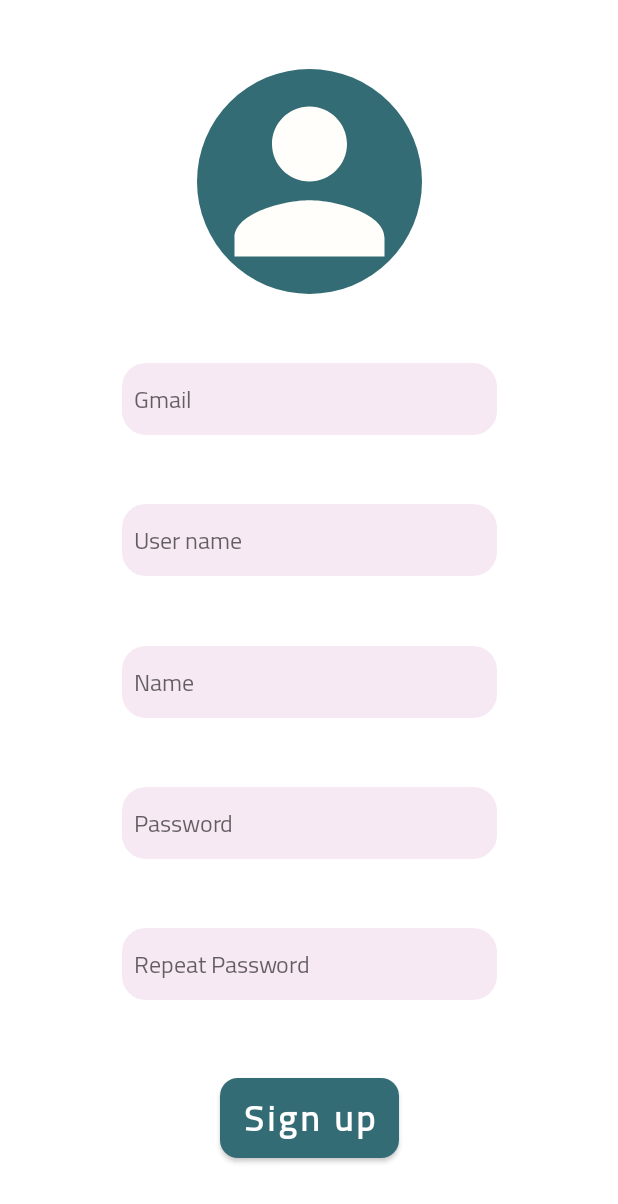
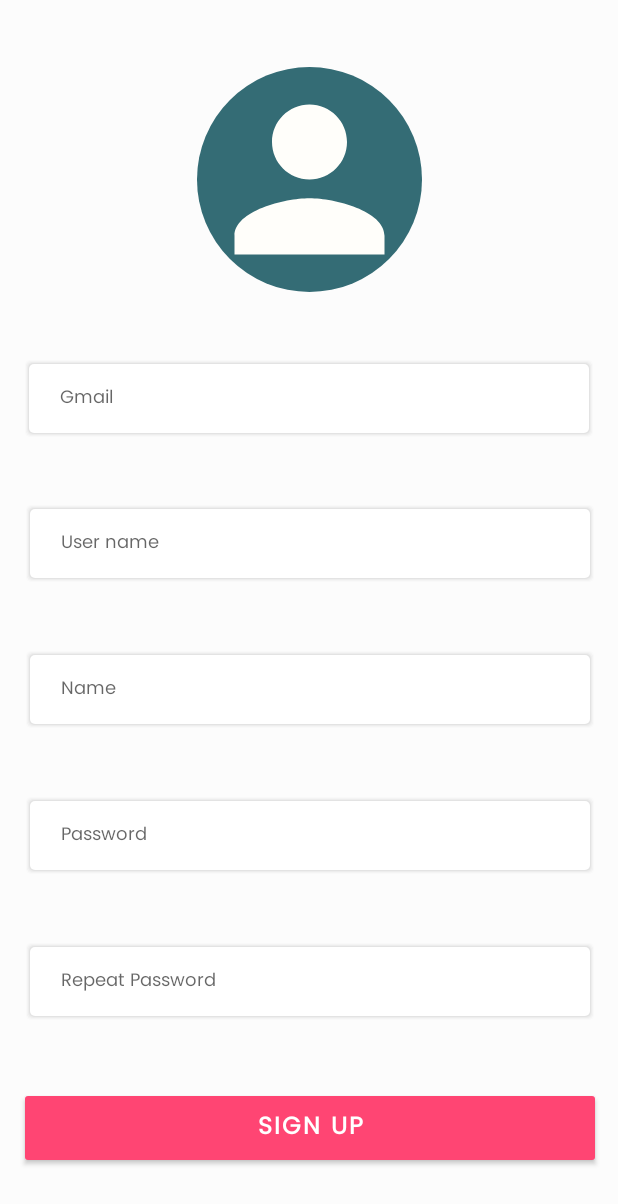
Before and after one commit to GSG-Training/BirdBreeder, an Android app: the screen it shows after launch (SignUpActivity), after a tap on "Sign up", on a phone screen of 412 x 824 dp. Shown: the top 1204 px of the screen. Run offline under Robolectric (Android 15) with nearby library versions, the phone set to English and light mode, and no system bars.

Commit message:
themes.xml

```diff
--- a/app/src/main/java/com/example/birdBreeder/Model/Constants.java
+++ b/app/src/main/java/com/example/birdBreeder/Model/Constants.java
@@ -22,7 +22,7 @@ public interface Constants {
     int IN_BREEDING = 1;
     //MATING STATUS
     int SEPARATED = -2;
-    //BIRD GENDER
+    //BIRD GENDER in SQLite the boolean replaced by 0 and 1
     boolean MALE = true;
     boolean FEMALE = false;
     //NOTIFICATION STATUS
@@ -55,4 +55,5 @@ public interface Constants {
     int EDIT_EGG = 6;
     int PICK_IMAGE = 410;
     String DATE_PICKER = "datePicker";
+    int PICKER_REQUEST = 0 ;
 }
--- a/app/src/main/java/com/example/birdBreeder/View/Adapters/BirdsAdapter.java
+++ b/app/src/main/java/com/example/birdBreeder/View/Adapters/BirdsAdapter.java
@@ -12,6 +12,7 @@ import android.widget.ToggleButton;
 import androidx.annotation.NonNull;
 import androidx.recyclerview.widget.RecyclerView;
 
+import com.example.birdBreeder.Model.Constants;
 import com.example.birdBreeder.Model.DataBase.Entity.Bird;
 import com.example.birdBreeder.R;
 import com.example.birdBreeder.ViewModel.BirdViewModel;
@@ -33,7 +34,7 @@ public class BirdsAdapter extends RecyclerView.Adapter<RecyclerView.ViewHolder>
     @NonNull
     @Override
     public RecyclerView.ViewHolder onCreateViewHolder(@NonNull ViewGroup parent, int viewType) {
-        if (forSale) {
+        if (forSale == Constants.FOR_SALE) {
             View itemView = LayoutInflater.from(parent.getContext()).inflate(R.layout.sale_bird_item, parent, false);
             return new ForSaleViewHolder(itemView);
         } else {
@@ -45,7 +46,7 @@ public class BirdsAdapter extends RecyclerView.Adapter<RecyclerView.ViewHolder>
     @Override
     public void onBindViewHolder(@NonNull RecyclerView.ViewHolder holder, int position) {
         Bird bird = birdList.get(position);
-        if (forSale) {
+        if (forSale == Constants.FOR_SALE) {
             ForSaleViewHolder viewHolder = (ForSaleViewHolder) holder;
             if (bird.getProfileImage() != null) {
                 //TODO : RESIZE IMAGE TO FIT
--- a/app/src/main/java/com/example/birdBreeder/View/ui/Activites/MainActivity/HomeFragment.java
+++ b/app/src/main/java/com/example/birdBreeder/View/ui/Activites/MainActivity/HomeFragment.java
@@ -41,7 +41,7 @@ public class HomeFragment extends Fragment implements BirdsAdapter.OnBirdClickLi
     public void onCreate(Bundle savedInstanceState) {
         super.onCreate(savedInstanceState);
         dummy();
-        birdsAdapter = new BirdsAdapter(true, getActivity().getApplication());
+        birdsAdapter = new BirdsAdapter(Constants.FOR_SALE, getActivity().getApplication());
         birdsAdapter.setOnBirdClickListener(this);
         breederAdapter = new BreederAdapter();
         breederAdapter.setItems(breeders);
--- a/app/src/main/java/com/example/birdBreeder/View/ui/Activites/MainActivity/ProfileFragment.java
+++ b/app/src/main/java/com/example/birdBreeder/View/ui/Activites/MainActivity/ProfileFragment.java
@@ -51,7 +51,7 @@ public class ProfileFragment extends Fragment implements View.OnClickListener, B
 //         Dummy.addSpecies(getActivity().getApplication());
         birdViewModel = new BirdViewModel(getActivity().getApplication());
         speciesAdapter = new SpeciesAdapter();
-        birdsAdapter = new BirdsAdapter(true, getActivity().getApplication());
+        birdsAdapter = new BirdsAdapter(Constants.FOR_SALE, getActivity().getApplication());
         birdsAdapter.setOnBirdClickListener(this);
         speciesObserver = new Observer<List<Species>>() {
             @Override
--- a/app/src/main/java/com/example/birdBreeder/View/ui/Birds/BirdListFragment.java
+++ b/app/src/main/java/com/example/birdBreeder/View/ui/Birds/BirdListFragment.java
@@ -33,7 +33,7 @@ public class BirdListFragment extends Fragment implements BirdsAdapter.OnBirdCli
         super.onCreate(savedInstanceState);
         viewModel = new BirdViewModel(requireActivity().getApplication());
         observer = birds -> adapter.setItems(birds);
-        adapter = new BirdsAdapter(false, requireActivity().getApplication());
+        adapter = new BirdsAdapter(Constants.FOR_SHOW, requireActivity().getApplication());
         adapter.setOnBirdClickListener(this);
     }
 
--- a/app/src/main/java/com/example/birdBreeder/View/ui/Birds/BirdProfileFragment.java
+++ b/app/src/main/java/com/example/birdBreeder/View/ui/Birds/BirdProfileFragment.java
@@ -2,7 +2,6 @@ package com.example.birdBreeder.View.ui.Birds;
 
 
 import android.app.DatePickerDialog;
-import android.app.Dialog;
 import androidx.fragment.app.DialogFragment;
 import android.content.Intent;
 import android.graphics.Bitmap;
@@ -14,12 +13,10 @@ import android.view.ViewGroup;
 import android.widget.ArrayAdapter;
 import android.widget.DatePicker;
 import android.widget.Toast;
-
 import androidx.annotation.NonNull;
 import androidx.annotation.Nullable;
 import androidx.fragment.app.Fragment;
 import androidx.lifecycle.Observer;
-
 import com.example.birdBreeder.Model.Constants;
 import com.example.birdBreeder.Model.DataBase.Entity.Bird;
 import com.example.birdBreeder.R;
@@ -29,13 +26,10 @@ import com.example.birdBreeder.View.ui.Activites.Helpers.ValuesHelper;
 import com.example.birdBreeder.ViewModel.BirdViewModel;
 import com.example.birdBreeder.ViewModel.SpeciesViewModel;
 import com.example.birdBreeder.databinding.FragmentBirdProfileBinding;
-
 import java.io.IOException;
 import java.util.Calendar;
 import java.util.Date;
 import java.util.List;
-
-
 import static android.app.Activity.RESULT_OK;
 
 public class BirdProfileFragment extends Fragment implements DatePickerDialog.OnDateSetListener {
@@ -321,7 +315,7 @@ public class BirdProfileFragment extends Fragment implements DatePickerDialog.On
      */
     private void showDatePickerDialog(View view) {
         DialogFragment datePickerFragment = new DatePickerFragment();
-        datePickerFragment.setTargetFragment(BirdProfileFragment.this , 0);
+        datePickerFragment.setTargetFragment(BirdProfileFragment.this ,  Constants.PICKER_REQUEST);
         datePickerFragment.show(requireActivity().getSupportFragmentManager(), Constants.DATE_PICKER);
     }
 
--- a/app/src/main/java/com/example/birdBreeder/View/ui/Birds/EggProfileFragment.java
+++ b/app/src/main/java/com/example/birdBreeder/View/ui/Birds/EggProfileFragment.java
@@ -125,7 +125,7 @@ public class EggProfileFragment extends Fragment implements DatePickerDialog.OnD
      */
     private void showDatePickerDialog(View view) {
         DialogFragment datePickerFragment = new DatePickerFragment();
-        datePickerFragment.setTargetFragment(EggProfileFragment.this , 0);
+        datePickerFragment.setTargetFragment(EggProfileFragment.this , Constants.PICKER_REQUEST);
         datePickerFragment.show(requireActivity().getSupportFragmentManager(), Constants.DATE_PICKER);
     }
 
--- a/app/src/main/java/com/example/birdBreeder/View/ui/Birds/MatingProfileFragment.java
+++ b/app/src/main/java/com/example/birdBreeder/View/ui/Birds/MatingProfileFragment.java
@@ -95,7 +95,7 @@ public class MatingProfileFragment extends Fragment implements DatePickerDialog.
      */
     private void showDatePickerDialog(View view) {
         DialogFragment newFragment = new DatePickerFragment();
-        newFragment.setTargetFragment(this, 0);
+        newFragment.setTargetFragment(MatingProfileFragment.this,  Constants.PICKER_REQUEST);
         newFragment.show(requireActivity().getSupportFragmentManager(), Constants.DATE_PICKER);
     }
     //setting the right concept of the layout
@@ -303,4 +303,5 @@ public class MatingProfileFragment extends Fragment implements DatePickerDialog.
 
 
 
+
 }
--- /dev/null
+++ b/app/src/main/res/color/rect_back_color.xml
@@ -0,0 +1,8 @@
+<?xml version="1.0" encoding="utf-8"?>
+<selector  xmlns:android="http://schemas.android.com/apk/res/android">
+    <item android:state_enabled="false"
+          android:color="@color/grey"
+         />
+    <item android:state_enabled="true"
+          android:color="@color/white" />
+</selector>
--- a/app/src/main/res/drawable/rectangle.xml
+++ b/app/src/main/res/drawable/rectangle.xml
@@ -1,10 +1,80 @@
 <?xml version="1.0" encoding="utf-8"?>
-<shape xmlns:android="http://schemas.android.com/apk/res/android"
-    android:shape="rectangle"
-    >
-    <solid android:color="@color/grey_200"/>
-    <size android:height="@dimen/forty_eight"
-        android:width="@dimen/two_hundred_fifty"/>
-    <corners
-        android:radius="@dimen/sixteen"/>
-</shape>
+<layer-list xmlns:android="http://schemas.android.com/apk/res/android" >
+
+    <!-- Drop Shadow Stack -->
+    <item>
+        <shape>
+            <padding
+                android:bottom="1dp"
+                android:left="1dp"
+                android:right="1dp"
+                android:top="1dp" />
+
+            <solid android:color="#00CCCCCC" />
+
+            <corners android:radius="3dp" />
+        </shape>
+    </item>
+    <item>
+        <shape>
+            <padding
+                android:bottom="1dp"
+                android:left="1dp"
+                android:right="1dp"
+                android:top="1dp" />
+
+            <solid android:color="#10CCCCCC" />
+
+            <corners android:radius="3dp" />
+        </shape>
+    </item>
+    <item>
+        <shape>
+            <padding
+                android:bottom="1dp"
+                android:left="1dp"
+                android:right="1dp"
+                android:top="1dp" />
+
+            <solid android:color="#20CCCCCC" />
+
+            <corners android:radius="3dp" />
+        </shape>
+    </item>
+    <item>
+        <shape>
+            <padding
+                android:bottom="1dp"
+                android:left="1dp"
+                android:right="1dp"
+                android:top="1dp" />
+
+            <solid android:color="#30CCCCCC" />
+
+            <corners android:radius="3dp" />
+        </shape>
+    </item>
+    <item>
+        <shape>
+            <padding
+                android:bottom="1dp"
+                android:left="1dp"
+                android:right="1dp"
+                android:top="1dp" />
+
+            <solid android:color="#50CCCCCC" />
+
+            <corners android:radius="3dp" />
+        </shape>
+    </item>
+
+    <!-- Background -->
+    <item>
+        <shape>
+            <solid android:color="@android:color/white" />
+
+            <corners android:radius="3dp" />
+        </shape>
+    </item>
+
+</layer-list>
--- a/app/src/main/res/layout/activity_log_in.xml
+++ b/app/src/main/res/layout/activity_log_in.xml
@@ -4,6 +4,7 @@
     xmlns:tools="http://schemas.android.com/tools"
     android:layout_width="match_parent"
     android:layout_height="match_parent"
+    android:background="@color/main_background"
     tools:context=".View.ui.Activites.LogInActivity">
 
     <ImageView
@@ -21,20 +22,21 @@
 
     <EditText
         android:id="@+id/user_name_et"
-        android:layout_width="@dimen/two_hundred_fifty"
+        android:layout_width="0dp"
+        android:layout_marginHorizontal="@dimen/sixteen"
         android:layout_height="wrap_content"
         android:layout_marginTop="@dimen/twenty_four"
         android:hint="@string/user_name"
         android:inputType="text"
         app:layout_constraintBottom_toTopOf="@+id/password_et"
-        app:layout_constraintEnd_toEndOf="@+id/profile_image"
+        app:layout_constraintEnd_toEndOf="parent"
         app:layout_constraintHorizontal_bias="0.5"
-        app:layout_constraintStart_toStartOf="@+id/profile_image"
+        app:layout_constraintStart_toStartOf="parent"
         app:layout_constraintTop_toBottomOf="@+id/profile_image" />
 
     <EditText
         android:id="@+id/password_et"
-        android:layout_width="@dimen/two_hundred_fifty"
+        android:layout_width="0dp"
         android:layout_height="wrap_content"
         android:layout_marginTop="@dimen/twenty_four"
         android:hint="@string/password"
@@ -48,7 +50,7 @@
 
     <Button
         android:id="@+id/sign_in_but"
-        android:layout_width="wrap_content"
+        android:layout_width="0dp"
         android:layout_height="wrap_content"
         android:layout_marginTop="@dimen/twenty_four"
         android:text="@string/sign_in"
--- a/app/src/main/res/layout/activity_sign_up.xml
+++ b/app/src/main/res/layout/activity_sign_up.xml
@@ -4,6 +4,7 @@
     xmlns:tools="http://schemas.android.com/tools"
     android:layout_width="match_parent"
     android:layout_height="match_parent"
+    android:background="@color/main_background"
     tools:context=".View.ui.Activites.SignUpActivity">
 
     <ImageView
@@ -21,7 +22,8 @@
 
     <EditText
         android:id="@+id/gmail"
-        android:layout_width="@dimen/two_hundred_fifty"
+        android:layout_width="match_parent"
+        android:layout_marginHorizontal="@dimen/sixteen"
         android:layout_height="wrap_content"
         android:hint="@string/gmail"
         android:inputType="textEmailAddress"
@@ -33,19 +35,19 @@
 
     <EditText
         android:id="@+id/user_name_et"
-        android:layout_width="@dimen/two_hundred_fifty"
+        android:layout_width="0dp"
         android:layout_height="wrap_content"
         android:hint="@string/user_name"
         android:inputType="text"
         app:layout_constraintBottom_toTopOf="@+id/name_et"
-        app:layout_constraintEnd_toEndOf="@+id/profile_image"
+        app:layout_constraintEnd_toEndOf="@+id/gmail"
         app:layout_constraintHorizontal_bias="0.5"
-        app:layout_constraintStart_toStartOf="@+id/profile_image"
+        app:layout_constraintStart_toStartOf="@+id/gmail"
         app:layout_constraintTop_toBottomOf="@+id/gmail" />
 
     <EditText
         android:id="@+id/name_et"
-        android:layout_width="@dimen/two_hundred_fifty"
+        android:layout_width="0dp"
         android:layout_height="wrap_content"
         android:hint="@string/name"
         android:inputType="text"
@@ -58,7 +60,7 @@
 
     <EditText
         android:id="@+id/password_et"
-        android:layout_width="@dimen/two_hundred_fifty"
+        android:layout_width="0dp"
         android:layout_height="wrap_content"
         android:hint="@string/password"
         android:inputType="textPassword"
@@ -70,7 +72,7 @@
 
     <EditText
         android:id="@+id/repeat_password_et"
-        android:layout_width="@dimen/two_hundred_fifty"
+        android:layout_width="0dp"
         android:layout_height="wrap_content"
         android:hint="@string/repeat_password"
         android:inputType="textPassword"
@@ -82,7 +84,7 @@
 
     <Button
         android:id="@+id/sign_up_but"
-        android:layout_width="wrap_content"
+        android:layout_width="0dp"
         android:layout_height="wrap_content"
         android:text="@string/sign_up"
         app:layout_constraintBottom_toBottomOf="parent"
--- a/app/src/main/res/layout/fragment_main.xml
+++ b/app/src/main/res/layout/fragment_main.xml
@@ -4,6 +4,7 @@
     android:layout_width="match_parent"
     android:layout_height="wrap_content"
     android:orientation="vertical"
+    android:background="@color/main_background"
     tools:context=".View.ui.Activites.MainActivity.MainFragment">
 
     <com.google.android.material.tabs.TabLayout
--- a/app/src/main/res/values/colors.xml
+++ b/app/src/main/res/values/colors.xml
@@ -17,6 +17,8 @@
     <color name="grey_100">#f6f1eb</color>
     <color name="grey_200">#f6e9f3</color>
      <color name="grey">#EEEEEE</color>
+    <color name="main_color">#FF4573</color>
+    <color name="main_background">#FCFCFC</color>
 
 
 
--- a/app/src/main/res/values/dimens.xml
+++ b/app/src/main/res/values/dimens.xml
@@ -24,4 +24,5 @@
     <dimen name="text_twelve">12sp</dimen>
     <dimen name="hundred_twenty">120dp</dimen>
     <dimen name="hundred_eighty">180dp</dimen>
+    <dimen name="one">0.5dp</dimen>
 </resources>
--- a/app/src/main/res/values/themes.xml
+++ b/app/src/main/res/values/themes.xml
@@ -2,7 +2,7 @@
     <!-- Base application theme. -->
     <style name="Theme.BirdBreeder" parent="Theme.MaterialComponents.DayNight.NoActionBar">
         <!-- Primary brand color. -->
-        <item name="colorPrimary">@color/blue_300</item>
+        <item name="colorPrimary">@color/main_color</item>
         <item name="colorPrimaryVariant">@color/black</item>
         <item name="colorOnPrimary">@color/grey_100</item>
         <!-- Secondary brand color. -->
@@ -13,33 +13,38 @@
         <item name="android:statusBarColor" tools:targetApi="l">?attr/colorPrimaryVariant</item>
         <!-- Customize your theme here. -->
         <item name="cardViewStyle">@style/Theme.BirdBreeder.Card</item>
+        <item name="spinnerStyle">@style/Theme.BirdBreeder.Spinner</item>
         <item name="android:textViewStyle">@style/Theme.BirdBreeder.TextStyle</item>
         <item name="editTextStyle">@style/Theme.BirdBreeder.InputText</item>
         <item name="buttonStyle">@style/Theme.BirdBreeder.Button</item>
         <item name="materialButtonStyle">@style/Theme.BirdBreeder.Button</item>
+        <item name="background">@color/main_background</item>
 
     </style>
 
     <style name="Theme.BirdBreeder.Button"   parent="Widget.MaterialComponents.Button">
-        <item name="android:fontFamily">@font/cairoregular</item>
-        <item name="android:textSize">@dimen/text_twenty_four</item>
+        <item name="android:fontFamily">@font/poppins_regular</item>
+        <item name="android:textSize">@dimen/text_sixteen</item>
         <item name="android:textColor">@color/white</item>
-        <item name="cornerRadius">@dimen/text_twelve</item>
-        <item name="android:textAllCaps">false</item>
+        <item name="cornerRadius">@dimen/two</item>
+        <item name="android:textAllCaps">true</item>
         <item name="android:textStyle">bold</item>
         <item name="android:gravity">center</item>
-        <item name="android:paddingStart">@dimen/sixteen</item>
-        <item name="android:paddingEnd">@dimen/sixteen</item>
+        <item name="android:padding">@dimen/eight</item>
+
     </style>
 
     <style name="Theme.BirdBreeder.InputText" parent="Widget.AppCompat.EditText">
         <item name="android:background">@drawable/rectangle</item>
-        <item name="android:fontFamily">@font/cairoregular</item>
-        <item name="android:layout_height">@dimen/thirty_two</item>
-        <item name="android:textSize">@dimen/text_sixteen</item>
-        <item name="android:padding">@dimen/eight</item>
-        <item name="android:textColor">@color/dark_brown</item>
-        <item name="hintTextColor">@color/blue_300</item>
+        <item name="android:fontFamily">@font/poppins_regular</item>
+        <item name="android:textSize">@dimen/text_twelve</item>
+        <item name="minWidth">@dimen/forty_eight</item>
+        <item name="android:paddingStart">@dimen/twenty_four</item>
+        <item name="paddingEnd">@dimen/twenty_four</item>
+        <item name="android:paddingTop">@dimen/sixteen</item>
+        <item name="android:paddingBottom">@dimen/sixteen</item>
+        <item name="android:textColor">@color/black</item>
+        <item name="hintTextColor">@color/grey</item>
         <item name="android:gravity">center_vertical</item>
         <item name="android:editable">true</item>
         <item name="android:cursorVisible">true</item>
@@ -50,17 +55,17 @@
 
     <style name="Theme.BirdBreeder.ToolBarText" parent="Widget.MaterialComponents.TextInputLayout.OutlinedBox">
         <item name="android:background">@android:color/transparent</item>
-        <item name="android:fontFamily">@font/cairoregular</item>
+        <item name="android:fontFamily">@font/poppins_regular</item>
         <item name="android:textSize">@dimen/text_sixteen</item>
-        <item name="android:textColor">@color/grey_200</item>
-        <item name="android:textColorHint">@color/grey_200</item>
+        <item name="android:textColor">@color/white</item>
+        <item name="android:textColorHint">@color/grey</item>
 
     </style>
 
     <style name="Theme.BirdBreeder.TextStyle" parent="Widget.MaterialComponents.TextView">
-        <item name="android:fontFamily">@font/cairoregular</item>
+        <item name="android:fontFamily">@font/poppins_regular</item>
         <item name="android:textSize">@dimen/text_sixteen</item>
-        <item name="android:textColor">@color/blue_300</item>
+        <item name="android:textColor">@color/black</item>
     </style>
 
     <style name="Theme.BirdBreeder.Card" parent="Base.CardView">
@@ -69,7 +74,25 @@
         <item name="cardCornerRadius">@dimen/eight</item>
         <item name="cardElevation">@dimen/two</item>
         <item name="android:clipToPadding">false</item>
-        <item name="tint">@color/blue_100</item>
+        <item name="tint">@color/white</item>
         <item name="android:foreground">?android:attr/selectableItemBackground</item>
     </style>
+
+
+    <style name="Theme.BirdBreeder.Spinner" parent="Widget.AppCompat.Spinner.DropDown">
+        <item name="android:background">@drawable/rectangle</item>
+        <item name="android:fontFamily">@font/poppins_regular</item>
+        <item name="android:textSize">@dimen/text_twelve</item>
+        <item name="minWidth">@dimen/forty_eight</item>
+        <item name="android:paddingStart">@dimen/twenty_four</item>
+        <item name="paddingEnd">@dimen/twenty_four</item>
+        <item name="android:paddingTop">@dimen/sixteen</item>
+        <item name="android:paddingBottom">@dimen/sixteen</item>
+        <item name="android:textColor">@color/black</item>
+        <item name="android:gravity">center_vertical</item>
+        <item name="android:enabled">true</item>
+        <item name="android:popupBackground">@drawable/rectangle</item>
+        <item name="android:dropDownWidth">match_parent</item>
+        <item name="android:spinnerMode">dropdown</item>
+    </style>
 </resources>
```
Also changed, not shown: app/src/main/res/font/poppins_regular.ttf (added).
